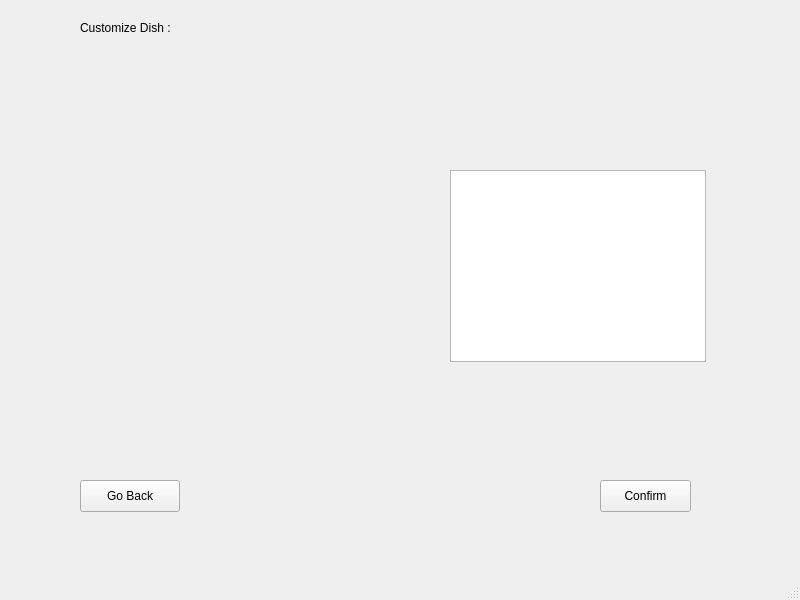
Old version of the form FoodOrderingApp/dish.ui in the repository xyang2316/OOP-project.
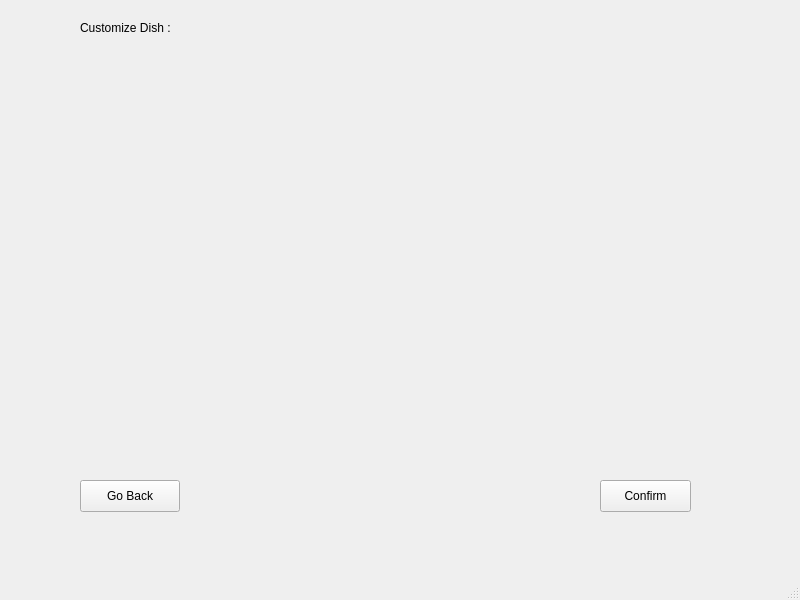
New version of the form.

What changed in the file:
```diff
--- a/FoodOrderingApp/dish.ui
+++ b/FoodOrderingApp/dish.ui
@@ -64,16 +64,6 @@
      <string>Confirm</string>
     </property>
    </widget>
-   <widget class="QTableView" name="tableViewTest">
-    <property name="geometry">
-     <rect>
-      <x>450</x>
-      <y>170</y>
-      <width>256</width>
-      <height>192</height>
-     </rect>
-    </property>
-   </widget>
   </widget>
   <widget class="QMenuBar" name="menubar">
    <property name="geometry">
```
